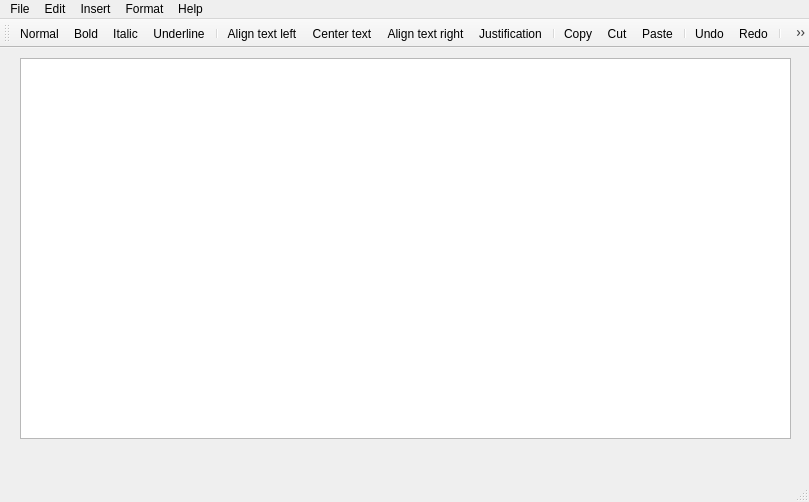
Qt form scribo/mainwindow.ui (1cy1c3/scribo) before a commit.
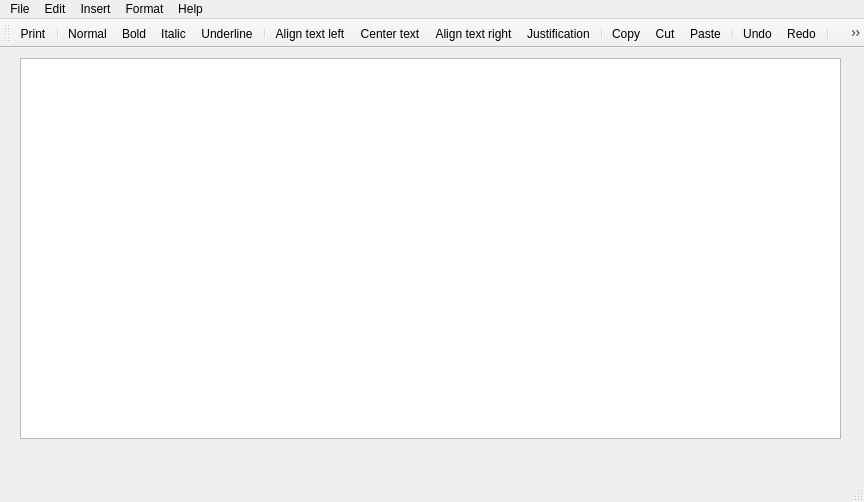
The same form after that commit. Icons and pictures are not drawn.

Commit message: Add print functions and fix bugs regarding the font dialog

```diff
--- a/scribo/mainwindow.ui
+++ b/scribo/mainwindow.ui
@@ -6,7 +6,7 @@
    <rect>
     <x>0</x>
     <y>0</y>
-    <width>809</width>
+    <width>864</width>
     <height>502</height>
    </rect>
   </property>
@@ -19,7 +19,7 @@
      <rect>
       <x>20</x>
       <y>10</y>
-      <width>771</width>
+      <width>821</width>
       <height>381</height>
      </rect>
     </property>
@@ -30,7 +30,7 @@
     <rect>
      <x>0</x>
      <y>0</y>
-     <width>809</width>
+     <width>864</width>
      <height>22</height>
     </rect>
    </property>
@@ -119,6 +119,8 @@
    <attribute name="toolBarBreak">
     <bool>false</bool>
    </attribute>
+   <addaction name="actionPrint"/>
+   <addaction name="separator"/>
    <addaction name="actionNormal"/>
    <addaction name="actionBold"/>
    <addaction name="actionItalic"/>
@@ -412,6 +414,18 @@
     <string>Image</string>
    </property>
   </action>
+  <action name="actionPrint">
+   <property name="icon">
+    <iconset resource="app.qrc">
+     <normaloff>:/img/printer.png</normaloff>:/img/printer.png</iconset>
+   </property>
+   <property name="text">
+    <string>Print</string>
+   </property>
+   <property name="shortcut">
+    <string>Ctrl+P</string>
+   </property>
+  </action>
  </widget>
  <layoutdefault spacing="6" margin="11"/>
  <resources>
```
Left out of the diff: 2 changed lines with no effect on the pictures. The commit also changes 5 other files.
